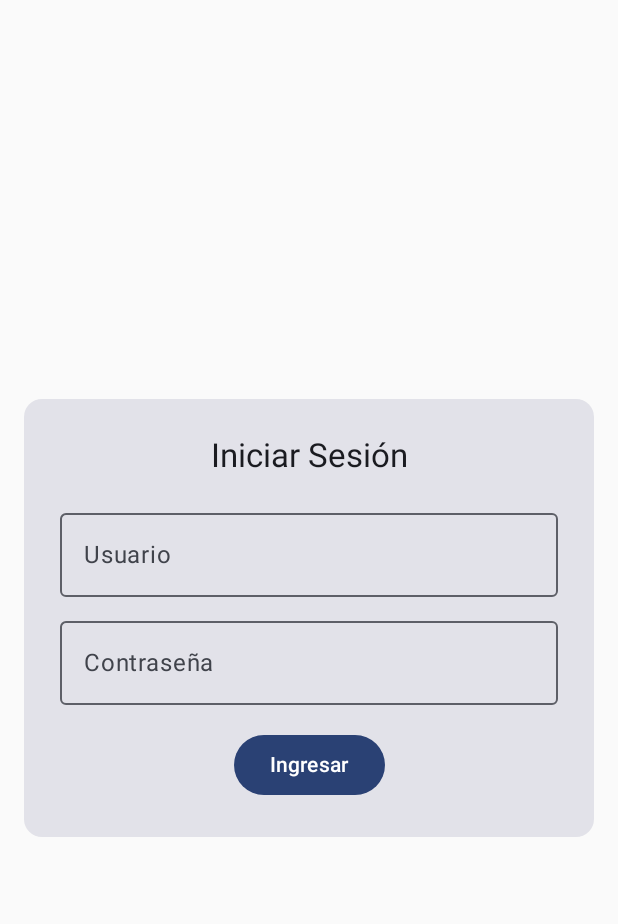
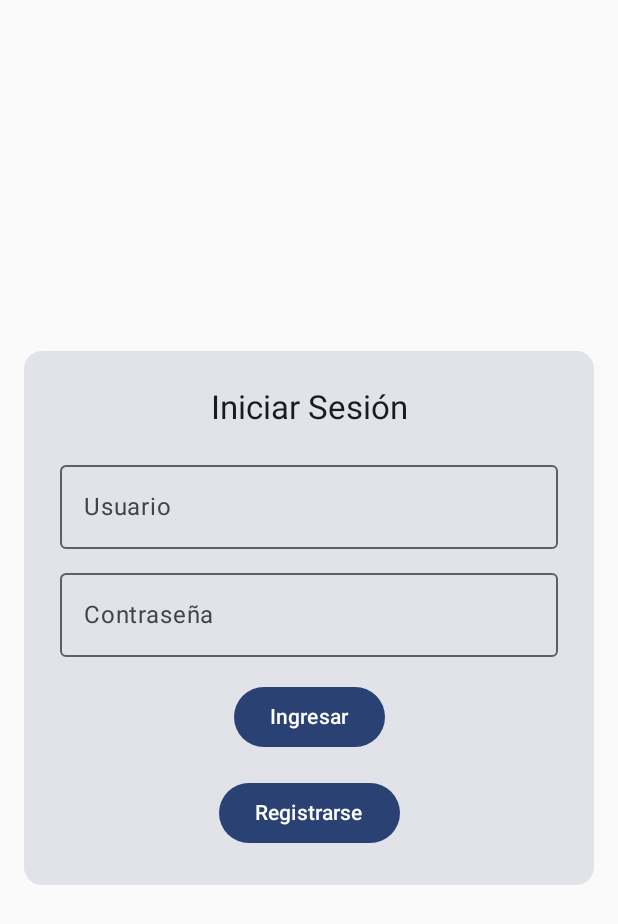
Before and after one commit to Traxcomgarza/Salud_Comunitaria, an Android app built with Jetpack Compose: the screen it shows after launch (MainActivity), on a phone screen of 412 x 824 dp. Shown: the top 924 px of the screen. Run offline under Robolectric (Android 15) with nearby library versions, the phone set to English and light mode, and no system bars; our stand-ins replace Firebase (no records; nobody signed in at launch, a user with empty details on screens opened directly), Room's generated code.

Commit message:
rename screen Singin to SingUp and UI SingUp Screen

```diff
--- a/app/src/main/java/com/example/salud_comunitaria/ui/navigation/NavBar.kt
+++ b/app/src/main/java/com/example/salud_comunitaria/ui/navigation/NavBar.kt
@@ -22,7 +22,7 @@ fun NavBar(
         startDestination = "login"
     ){
         composable("login"){LoginScreen(userViewModel, navController)}
-        composable("register"){SignInScreen()}
+        composable("signup"){SignInScreen(userViewModel, navController)}
         composable("diseases"){DiseasesScreen()}
 
 
--- a/feature-auth/build.gradle.kts
+++ b/feature-auth/build.gradle.kts
@@ -69,4 +69,7 @@ dependencies {
     //data-core
     implementation(project(":data-core"))
     debugImplementation(libs.androidx.ui.tooling)
+
+    //firebase auth
+    implementation("com.google.firebase:firebase-auth")
 }
--- a/feature-auth/src/main/java/com/example/feature_auth/screens/LogInScreen.kt
+++ b/feature-auth/src/main/java/com/example/feature_auth/screens/LogInScreen.kt
@@ -78,7 +78,6 @@ fun LoginScreen(
 //        }
 //    }
 
-
     var username by remember { mutableStateOf("") }
     var password by remember { mutableStateOf("") }
 
@@ -114,9 +113,15 @@ fun LoginScreen(
                     modifier = Modifier.fillMaxWidth()
                 )
                 Spacer(modifier = Modifier.height(16.dp))
-                Button( onClick = { /*  LOGIN */ }
+                Button( onClick = { /* TODO  LOGIN */ }
                 ) {
                     Text("Ingresar")
+                }
+                Spacer(modifier = Modifier.height(16.dp))
+                Button(
+                    onClick = { navController.navigate("signup")}
+                ) {
+                    Text("Registrarse")
                 }
             }
         }
```
Also changed, not shown: feature-auth/src/main/java/com/example/feature_auth/screens/SignInScreen.kt (deleted, +0 -28 lines), feature-auth/src/main/java/com/example/feature_auth/screens/SignUpScreen.kt (added, +90 -0 lines).
